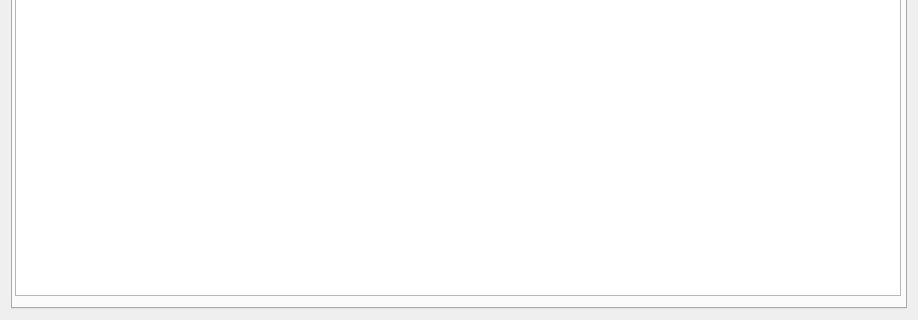
Old version of the form tabs/ProgressDialog.ui in the repository hallamlab/MetaPathwaysGUI; both pictures show x 0 to 918 and y 608 to 928 of the 918 by 928 pixel window.
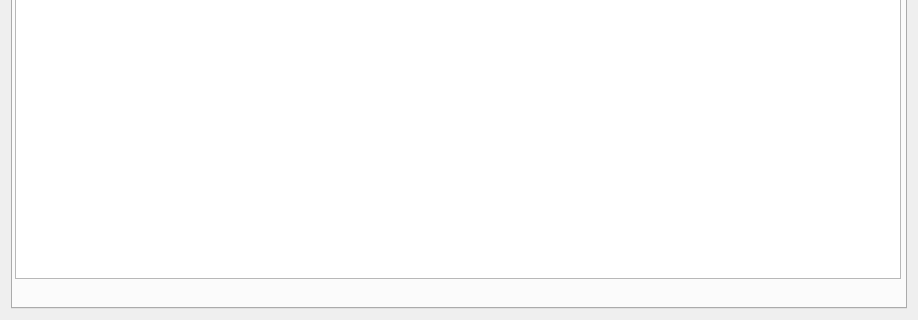
New version of the form. Icons and pictures are not drawn.

Patch:
```diff
--- a/tabs/ProgressDialog.ui
+++ b/tabs/ProgressDialog.ui
@@ -83,7 +83,7 @@
          <x>2</x>
          <y>0</y>
          <width>886</width>
-         <height>328</height>
+         <height>311</height>
         </rect>
        </property>
        <property name="sizePolicy">
```
